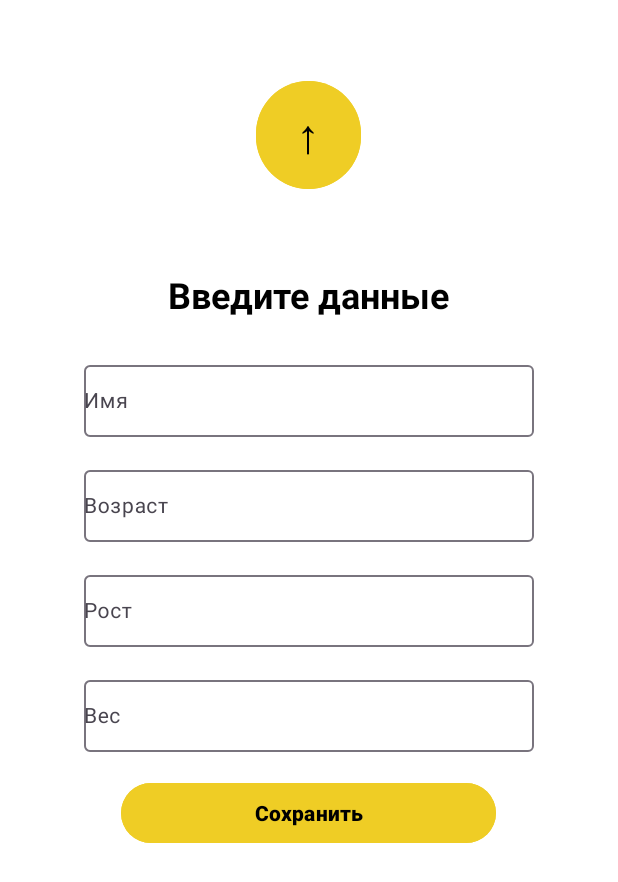
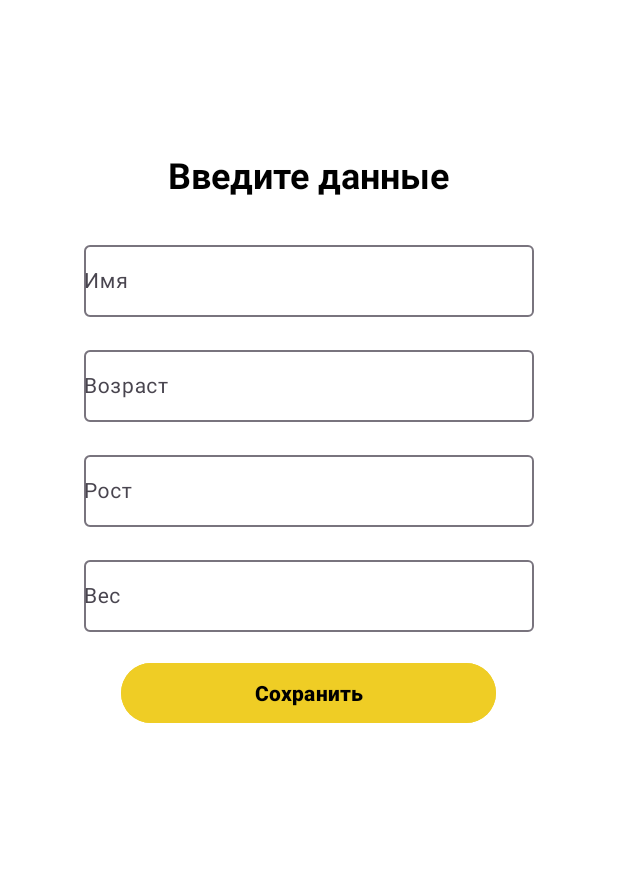
Before and after one commit to mirikyekiro/VOYproject, an Android app: the screen it shows after launch (StartScreen), after a tap on "Создать профиль", on a phone screen of 412 x 824 dp. Shown: the top 882 px of the screen. Run offline under Robolectric (Android 15) with nearby library versions, the phone set to English and light mode, and no system bars; 2 statements that could not run were skipped.

Commit message:
хуйня

```diff
--- a/app/src/main/AndroidManifest.xml
+++ b/app/src/main/AndroidManifest.xml
@@ -25,11 +25,11 @@
         </activity>
 
         <activity
-            android:name=".StartScreen">
+            android:name=".StartScreen.StartScreen">
 
         </activity>
 
-        <activity android:name=".MainMenu">
+        <activity android:name=".MainMenu.MainMenu">
 
         </activity>
 
--- a/app/src/main/java/com/example/voyproject/MainMenu.java
+++ b/app/src/main/java/com/example/voyproject/MainMenu/MainMenu.java
@@ -1,8 +1,10 @@
-package com.example.voyproject;
+package com.example.voyproject.MainMenu;
 
 import android.os.Bundle;
 
 import androidx.appcompat.app.AppCompatActivity;
+
+import com.example.voyproject.R;
 
 public class MainMenu extends AppCompatActivity {
 
--- a/app/src/main/java/com/example/voyproject/SplashActivity.java
+++ b/app/src/main/java/com/example/voyproject/SplashActivity.java
@@ -1,12 +1,14 @@
 package com.example.voyproject;
 
-import android.app.Activity;
 import android.content.Context;
 import android.content.Intent;
 import android.content.SharedPreferences;
 import android.os.Bundle;
 
 import androidx.appcompat.app.AppCompatActivity;
+
+import com.example.voyproject.MainMenu.MainMenu;
+import com.example.voyproject.StartScreen.StartScreen;
 
 public class SplashActivity extends AppCompatActivity {
 
--- a/app/src/main/java/com/example/voyproject/FragmentOne.java
+++ b/app/src/main/java/com/example/voyproject/StartScreen/FragmentOne.java
@@ -1,4 +1,4 @@
-package com.example.voyproject;
+package com.example.voyproject.StartScreen;
 
 import android.os.Bundle;
 import androidx.fragment.app.Fragment;
@@ -9,6 +9,8 @@ import android.view.View;
 import android.view.ViewGroup;
 import android.widget.Button;
 
+import com.example.voyproject.R;
+
 public class FragmentOne extends Fragment {
 
     Button btn;
@@ -17,7 +19,7 @@ public class FragmentOne extends Fragment {
     public View onCreateView(LayoutInflater inflater, ViewGroup container,
                              Bundle savedInstanceState) {
         // Inflate the layout for this fragment
-        View view = inflater.inflate(R.layout.fragment_one, container, false);
+        View view = inflater.inflate(R.layout.frag1_cp, container, false);
 
         btn = view.findViewById(R.id.btnCreateProfile);
         btn.setOnClickListener(Navigation.createNavigateOnClickListener(R.id.action_fragmentOne_to_fragmentTwo, null));
--- a/app/src/main/java/com/example/voyproject/FragmentTwo.java
+++ b/app/src/main/java/com/example/voyproject/StartScreen/FragmentTwo.java
@@ -1,30 +1,26 @@
-package com.example.voyproject;
+package com.example.voyproject.StartScreen;
 
 import android.app.Activity;
 import android.content.Context;
 import android.content.Intent;
 import android.content.SharedPreferences;
-import android.content.SharedPreferences.Editor;
-import android.graphics.Color;
 import android.os.Bundle;
 
 import androidx.fragment.app.Fragment;
 import androidx.navigation.Navigation;
 
 import android.text.Editable;
-import android.text.TextUtils;
 import android.text.TextWatcher;
 import android.view.LayoutInflater;
 import android.view.View;
 import android.view.ViewGroup;
 import android.widget.Button;
 import android.widget.EditText;
-import android.widget.TextView;
 import android.widget.Toast;
 
+import com.example.voyproject.MainMenu.MainMenu;
+import com.example.voyproject.R;
 import com.google.android.material.textfield.TextInputLayout;
-
-import java.time.Duration;
 
 public class FragmentTwo extends Fragment {
     public static final String APP_PREFERENCES = "myProfile";
@@ -42,7 +38,7 @@ public class FragmentTwo extends Fragment {
                              Bundle savedInstanceState) {
         Activity activity = getActivity();
 
-        View view = inflater.inflate(R.layout.fragment_two, container, false);
+        View view = inflater.inflate(R.layout.frag2_cp, container, false);
 
         btn = view.findViewById(R.id.backToStartActivity);
         btn.setOnClickListener(Navigation.createNavigateOnClickListener(R.id.action_fragmentTwo_to_fragmentOne, null));
--- a/app/src/main/java/com/example/voyproject/StartScreen.java
+++ b/app/src/main/java/com/example/voyproject/StartScreen/StartScreen.java
@@ -1,8 +1,10 @@
-package com.example.voyproject;
+package com.example.voyproject.StartScreen;
 
 import androidx.appcompat.app.AppCompatActivity;
 import android.view.WindowManager;
 import android.os.Bundle;
+
+import com.example.voyproject.R;
 
 public class StartScreen extends AppCompatActivity {
 
--- a/app/src/main/res/layout/fragment_one.xml
+++ b/app/src/main/res/layout/frag1_cp.xml
@@ -3,7 +3,7 @@
     xmlns:tools="http://schemas.android.com/tools"
     android:layout_width="match_parent"
     android:layout_height="match_parent"
-    tools:context=".FragmentOne">
+    tools:context=".StartScreen.FragmentOne">
 
     <!-- TODO: Update blank fragment layout -->
 
--- a/app/src/main/res/layout/fragment_two.xml
+++ b/app/src/main/res/layout/frag2_cp.xml
@@ -4,7 +4,7 @@
     android:layout_width="match_parent"
     android:layout_height="match_parent"
     xmlns:app="http://schemas.android.com/apk/res-auto"
-    tools:context=".FragmentTwo"
+    tools:context=".StartScreen.FragmentTwo"
     android:background="@color/white">
 
     <!-- TODO: Update blank fragment layout -->
@@ -14,19 +14,6 @@
         android:layout_gravity="center"
         android:orientation="vertical">
 
-        <Button
-            android:id="@+id/backToStartActivity"
-            android:layout_width="70dp"
-            android:layout_height="80dp"
-            android:text="@string/Arrow_up"
-            android:textSize="32sp"
-            android:textColor="@color/black"
-            android:backgroundTint="#FFEFCD25"
-            android:layout_gravity="center"
-            android:layout_marginTop="50dp">
-
-        </Button>
-
         <TextView
             android:layout_width="wrap_content"
             android:layout_height="wrap_content"
@@ -35,7 +22,7 @@
             android:textStyle="bold"
             android:textSize="24sp"
             android:layout_gravity="center"
-            android:layout_marginTop="50dp">
+            android:layout_marginTop="100dp">
         </TextView>
 
         <com.google.android.material.textfield.TextInputLayout
--- a/app/src/main/res/navigation/nav_graph.xml
+++ b/app/src/main/res/navigation/nav_graph.xml
@@ -6,9 +6,9 @@
     app:startDestination="@id/fragmentOne">
     <fragment
         android:id="@+id/fragmentOne"
-        android:name="com.example.voyproject.FragmentOne"
+        android:name="com.example.voyproject.StartScreen.FragmentOne"
         android:label="fragment_one"
-        tools:layout="@layout/fragment_one" >
+        tools:layout="@layout/frag1_cp" >
         <action
             android:id="@+id/action_fragmentOne_to_fragmentTwo"
             app:destination="@id/fragmentTwo"
@@ -19,9 +19,9 @@
     </fragment>
     <fragment
         android:id="@+id/fragmentTwo"
-        android:name="com.example.voyproject.FragmentTwo"
+        android:name="com.example.voyproject.StartScreen.FragmentTwo"
         android:label="fragment_two"
-        tools:layout="@layout/fragment_two" >
+        tools:layout="@layout/frag2_cp" >
         <action
             android:id="@+id/action_fragmentTwo_to_fragmentOne"
             app:destination="@id/fragmentOne"
```
